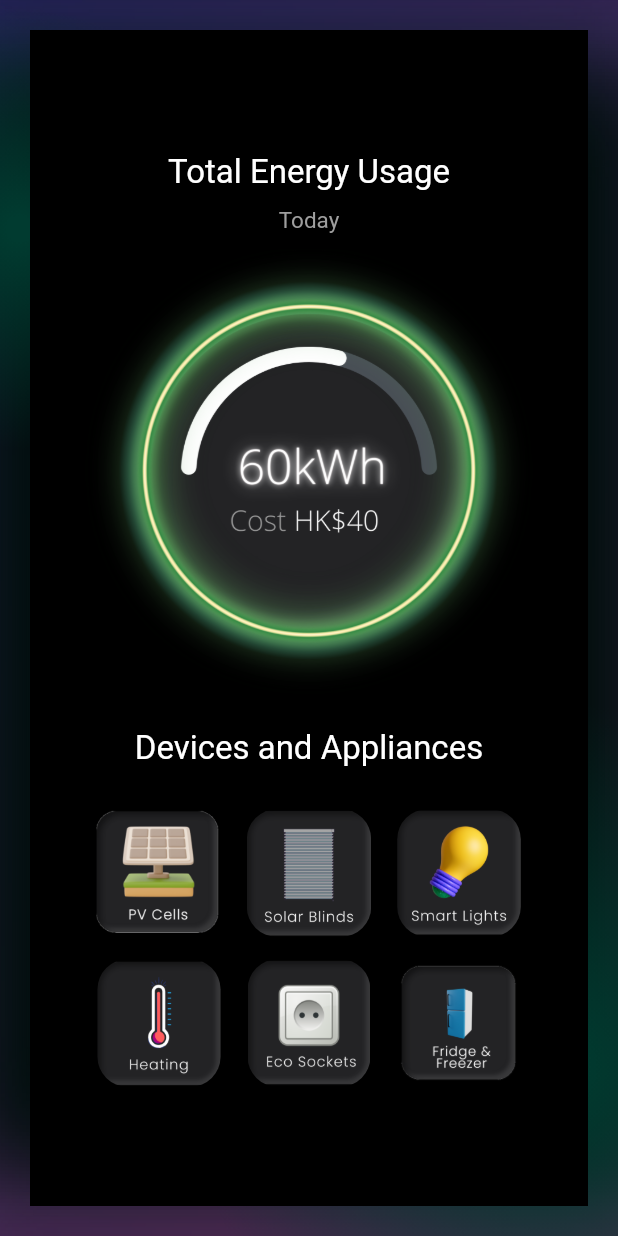
After one commit to jerrychong25/hackust-live-ly-flutter-demo-app, a Flutter app: the MyUsage screen opened by its route, on a phone screen of 412 x 824 dp. The commit adds this screen. Run offline on Flutter 3.47's test engine with Material 2 defaults, Android fonts, the phone set to English and light mode, and no system bars; missing offline and left inert: window_size.

Commit message:
Added Usage Page

```diff
--- a/lib/main.dart
+++ b/lib/main.dart
@@ -14,6 +14,7 @@ import 'package:provider_shopper/screens/cart.dart';
 import 'package:provider_shopper/screens/catalog.dart';
 import 'package:provider_shopper/screens/login.dart';
 import 'package:provider_shopper/screens/home.dart';
+import 'package:provider_shopper/screens/usage.dart';
 import 'package:window_size/window_size.dart';
 
 void main() {
@@ -72,6 +73,7 @@ class MyApp extends StatelessWidget {
           '/catalog': (context) => const MyCatalog(),
           '/cart': (context) => const MyCart(),
           '/home': (context) => const MyHome(),
+          '/usage': (context) => const MyUsage(),
         },
       ),
     );
--- a/lib/screens/home.dart
+++ b/lib/screens/home.dart
@@ -72,7 +72,7 @@ class MyHome extends StatelessWidget {
               // ),
               InkWell(
                 onTap: () {
-                  Navigator.pushReplacementNamed(context, '/cart');
+                  Navigator.pushReplacementNamed(context, '/usage');
                 },
                 child: ClipRRect(
                     borderRadius: BorderRadius.circular(20.0),
--- /dev/null
+++ b/lib/screens/usage.dart
@@ -0,0 +1,239 @@
+// Copyright 2020 The Flutter team. All rights reserved.
+// Use of this source code is governed by a BSD-style license that can be
+// found in the LICENSE file.
+
+import 'package:flutter/material.dart';
+
+class MyUsage extends StatelessWidget {
+  const MyUsage({Key? key}) : super(key: key);
+
+  @override
+  Widget build(BuildContext context) {
+    return Scaffold(
+      body: SizedBox.expand( // -> 01
+        child: Container(
+          decoration: BoxDecoration(
+            image: DecorationImage(
+              image: AssetImage('assets/images/app_background.png'),
+              fit: BoxFit.cover,    // -> 02
+            )
+          ),
+          padding: const EdgeInsets.all(20.0),
+          child: Container(
+            color: Colors.black,
+            child: Column(
+            mainAxisAlignment: MainAxisAlignment.center,
+            children: [
+              // Text(
+              //   'Home',
+              //   style: TextStyle(
+              //     fontSize: 22.0,
+              //     color: Colors.white,
+              //   ),
+              //   textAlign: TextAlign.left,
+              // ),
+              // Row(
+              //       crossAxisAlignment: CrossAxisAlignment.start,
+              //       children: [
+              //                   // Expanded(
+              //                   //   child: FittedBox(
+              //                   //     fit: BoxFit.contain, // otherwise the logo will be tiny
+              //                   //     child:
+              //                   //       Image.asset(
+              //                   //         'assets/images/home.png',
+              //                   //         height: 50,
+              //                   //       )
+              //                   //   ),
+              //                   // ),
+              //                   Expanded(
+              //                       child: Text(
+              //                         'Home',
+              //                         style: TextStyle(
+              //                           fontSize: 22.0,
+              //                           color: Colors.white,
+              //                         ),
+              //                       ),
+              //                   ),
+              //                 ],
+
+              // ),
+              const SizedBox(
+                height: 10,
+              ),
+              Text(
+                'Total Energy Usage',
+                style: TextStyle(
+                  fontSize: 22.0,
+                  color: Colors.white,
+                ),
+                textAlign: TextAlign.center,
+              ),
+              const SizedBox(
+                height: 10,
+              ),
+              Text(
+                'Today',
+                style: TextStyle(
+                  fontSize: 15.0,
+                  color: Colors.grey,
+                ),
+                textAlign: TextAlign.center,
+              ),
+              const SizedBox(
+                height: 10,
+              ),
+              Image.asset(
+                'assets/images/energy_meter.png',
+                height: 300,
+              ),
+              const SizedBox(
+                height: 20,
+              ),
+              Text(
+                'Devices and Appliances',
+                style: TextStyle(
+                  fontSize: 22.0,
+                  color: Colors.white,
+                ),
+                textAlign: TextAlign.center,
+              ),
+              const SizedBox(
+                height: 20,
+              ),
+              // InkWell(
+              //   onTap: () {
+              //     Navigator.pushReplacementNamed(context, '/cart');
+              //   },
+              //   child: ClipRRect(
+              //       borderRadius: BorderRadius.circular(20.0),
+              //       child: Image.asset(
+              //         'assets/images/devices_list.png'
+              //         // width: 400,
+              //         // height: 400
+              //       ),
+              //     ),
+              // ),
+              Row(
+                // crossAxisAlignment: CrossAxisAlignment.baseline,
+                mainAxisAlignment: MainAxisAlignment.center,
+                textBaseline: TextBaseline.alphabetic,
+                children: [
+                  Container(
+                    alignment: Alignment.center,
+                    width: 100,
+                    height: 100,
+                    // color: Colors.teal,
+                    child: InkWell(
+                      onTap: () {
+                        Navigator.pushReplacementNamed(context, '/cart');
+                      },
+                      child: ClipRRect(
+                          borderRadius: BorderRadius.circular(20.0),
+                          child: Image.asset(
+                            'assets/images/pv_cell_icon.png',
+                            height: 200
+                          ),
+                        ),
+                    ),
+                  ),
+                  Container(
+                    alignment: Alignment.center,
+                    width: 100,
+                    height: 100,
+                    child: InkWell(
+                      onTap: () {
+                        Navigator.pushReplacementNamed(context, '/cart');
+                      },
+                      child: ClipRRect(
+                          borderRadius: BorderRadius.circular(20.0),
+                          child: Image.asset(
+                            'assets/images/solar_blinds_icon.png',
+                            height: 85
+                          ),
+                        ),
+                    ),
+                  ),
+                  Container(
+                    alignment: Alignment.center,
+                    width: 100,
+                    height: 100,
+                    child: InkWell(
+                      onTap: () {
+                        Navigator.pushReplacementNamed(context, '/cart');
+                      },
+                      child: ClipRRect(
+                          borderRadius: BorderRadius.circular(20.0),
+                          child: Image.asset(
+                            'assets/images/smart_light_icon.png',
+                            height: 85
+                          ),
+                        ),
+                    ),
+                  ),
+                ]
+              ),
+              Row(
+                mainAxisAlignment: MainAxisAlignment.center,
+                textBaseline: TextBaseline.alphabetic,
+                children: [
+                  Container(
+                    alignment: Alignment.center,
+                    width: 100,
+                    height: 100,
+                    child: InkWell(
+                      onTap: () {
+                        Navigator.pushReplacementNamed(context, '/cart');
+                      },
+                      child: ClipRRect(
+                          borderRadius: BorderRadius.circular(20.0),
+                          child: Image.asset(
+                            'assets/images/heating_icon.png',
+                            height: 85
+                          ),
+                        ),
+                    ),
+                  ),
+                  Container(
+                    alignment: Alignment.center,
+                    width: 100,
+                    height: 100,
+                    child: InkWell(
+                      onTap: () {
+                        Navigator.pushReplacementNamed(context, '/cart');
+                      },
+                      child: ClipRRect(
+                          borderRadius: BorderRadius.circular(20.0),
+                          child: Image.asset(
+                            'assets/images/eco_sockets_icon.png',
+                            height: 85
+                          ),
+                        ),
+                    ),
+                  ),
+                  Container(
+                    alignment: Alignment.center,
+                    width: 100,
+                    height: 100,
+                    child: InkWell(
+                      onTap: () {
+                        Navigator.pushReplacementNamed(context, '/cart');
+                      },
+                      child: ClipRRect(
+                          borderRadius: BorderRadius.circular(20.0),
+                          child: Image.asset(
+                            'assets/images/fridge_and_freezer_icon.png',
+                            height: 85
+                          ),
+                        ),
+                    ),
+                  ),
+                ]
+              ),
+            ],
+          ),
+          ),
+        ),
+      ),
+    );
+  }
+}
```
Also changed, not shown: assets/images/devices_list.png (added), assets/images/eco_sockets_icon.png (added), assets/images/energy_meter.png (added), assets/images/fridge_and_freezer_icon.png (added), assets/images/heating_icon.png (added), assets/images/home.png (added), assets/images/pv_cell_icon.png (added), assets/images/smart_light_icon.png (added), assets/images/solar_blinds_icon.png (added), 6 other files.
